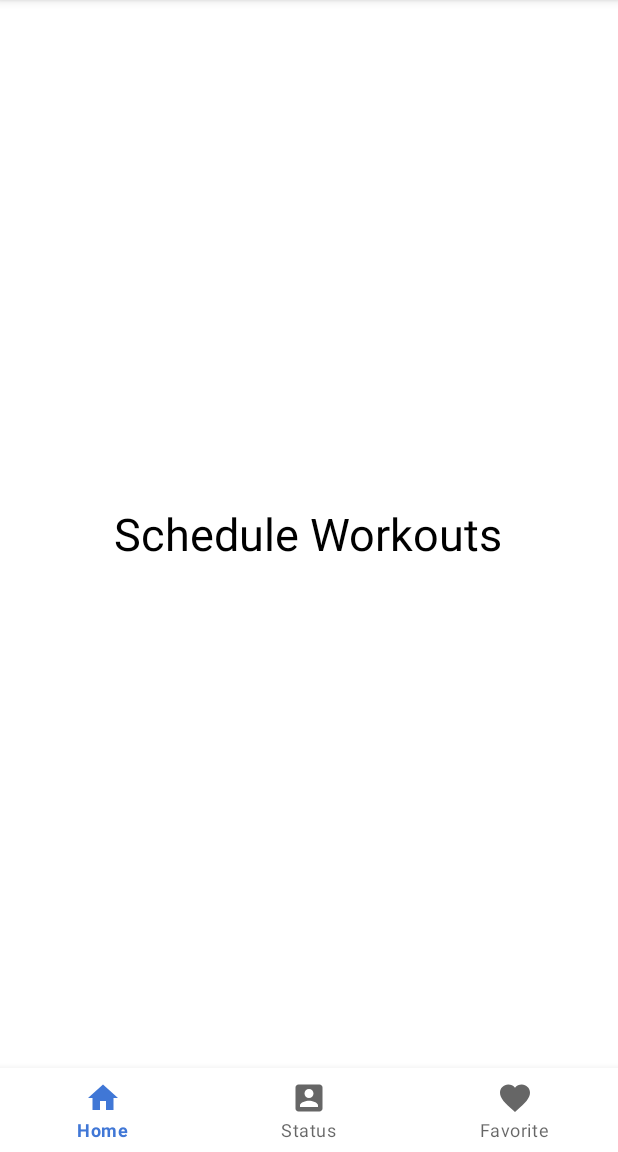
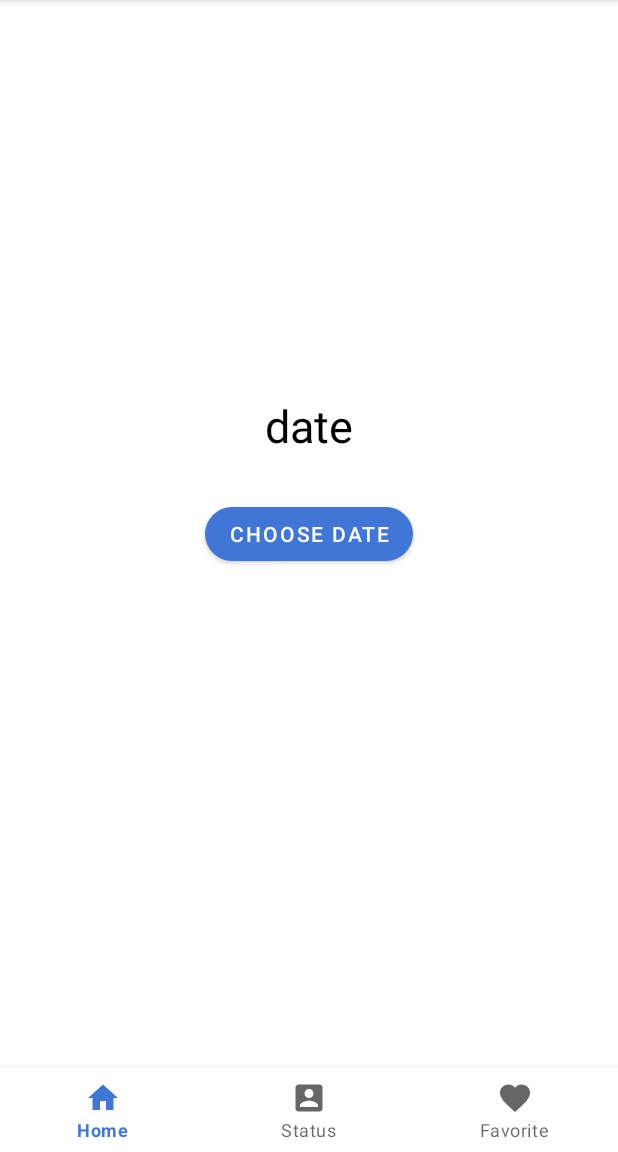
Before and after one commit to LiranFain22/FitUp, an Android app: the screen it shows after launch once a user with an empty profile is signed in (MainActivity), after a tap on "schedule Workouts", on a phone screen of 412 x 824 dp, the part 84-1236 px from its top. Run offline under Robolectric (Android 15) with nearby library versions, the phone set to English and light mode, and no system bars; our stand-ins replace Firebase (no records; nobody signed in at launch, a user with empty details on screens opened directly).

Commit message:
working on scheduleWorkouts

```diff
--- a/app/src/main/AndroidManifest.xml
+++ b/app/src/main/AndroidManifest.xml
@@ -3,7 +3,7 @@
     package="com.example.fitup">
 
     <application
-        android:name=".FitUp"
+        android:name=".JavaClasses.FitUp"
         android:allowBackup="true"
         android:icon="@drawable/ic_fitup"
         android:label="@string/app_name"
--- a/app/src/main/java/com/example/fitup/Fragments/Fragment_ScheduleWorkouts.java
+++ b/app/src/main/java/com/example/fitup/Fragments/Fragment_ScheduleWorkouts.java
@@ -1,17 +1,41 @@
 package com.example.fitup.Fragments;
 
+import android.app.DatePickerDialog;
+import android.content.Context;
 import android.os.Bundle;
 
+import androidx.annotation.NonNull;
+import androidx.annotation.Nullable;
+import androidx.fragment.app.DialogFragment;
 import androidx.fragment.app.Fragment;
+import androidx.fragment.app.FragmentActivity;
+import androidx.fragment.app.FragmentManager;
 
 import android.view.LayoutInflater;
 import android.view.View;
 import android.view.ViewGroup;
+import android.widget.DatePicker;
+import android.widget.TextView;
 
 import com.example.fitup.R;
+import com.google.android.material.button.MaterialButton;
+
+import java.text.DateFormat;
+import java.util.Calendar;
 
 
-public class Fragment_ScheduleWorkouts extends Fragment {
+public class Fragment_ScheduleWorkouts extends Fragment implements DatePickerDialog.OnDateSetListener {
+
+    private FragmentActivity myContext;
+
+    private TextView Fragment_scheduleWorkouts_LBL_chosenDate;
+    private MaterialButton Fragment_scheduleWorkouts_BTN_chooseDate;
+
+    @Override
+    public void onAttach(@NonNull Context context) {
+        myContext = (FragmentActivity) context;
+        super.onAttach(context);
+    }
 
     @Override
     public View onCreateView(LayoutInflater inflater, ViewGroup container,
@@ -19,4 +43,39 @@ public class Fragment_ScheduleWorkouts extends Fragment {
         // Inflate the layout for this fragment
         return inflater.inflate(R.layout.fragment__schedule_workouts, container, false);
     }
+
+    @Override
+    public void onViewCreated(@NonNull View view, @Nullable Bundle savedInstanceState) {
+        super.onViewCreated(view, savedInstanceState);
+
+        findViews(view);
+
+        setOnClickListenerDateButton();
+    }
+
+    @Override
+    public void onDateSet(DatePicker datePicker, int year, int month, int dayOfMonth) {
+        Calendar c = Calendar.getInstance();
+        c.set(Calendar.YEAR, year);
+        c.set(Calendar.MONTH, month);
+        c.set(Calendar.DAY_OF_MONTH, dayOfMonth);
+        String currentDateString = DateFormat.getDateInstance(DateFormat.FULL).format(c.getTime());
+
+        Fragment_scheduleWorkouts_LBL_chosenDate.setText(currentDateString);
+    }
+
+    private void setOnClickListenerDateButton() {
+        Fragment_scheduleWorkouts_BTN_chooseDate.setOnClickListener(new View.OnClickListener() {
+            @Override
+            public void onClick(View view) {
+                DialogFragment datePicker = new DatePickerFragment();
+                datePicker.show(getChildFragmentManager() , "date picker");
+            }
+        });
+    }
+
+    private void findViews(View view) {
+        Fragment_scheduleWorkouts_LBL_chosenDate = view.findViewById(R.id.Fragment_scheduleWorkouts_LBL_chosenDate);
+        Fragment_scheduleWorkouts_BTN_chooseDate = view.findViewById(R.id.Fragment_scheduleWorkouts_BTN_chooseDate);
+    }
 }
--- a/app/src/main/java/com/example/fitup/Fragments/Fragment_WaterUp.java
+++ b/app/src/main/java/com/example/fitup/Fragments/Fragment_WaterUp.java
@@ -14,7 +14,7 @@ import android.view.View;
 import android.view.ViewGroup;
 import android.widget.TextView;
 
-import com.example.fitup.FitUp;
+import com.example.fitup.JavaClasses.FitUp;
 import com.example.fitup.R;
 import com.google.android.material.button.MaterialButton;
 
--- a/app/src/main/java/com/example/fitup/FitUp.java
+++ b/app/src/main/java/com/example/fitup/JavaClasses/FitUp.java
@@ -1,4 +1,4 @@
-package com.example.fitup;
+package com.example.fitup.JavaClasses;
 
 import android.app.Application;
 import android.app.NotificationChannel;
--- a/app/src/main/res/layout/fragment__schedule_workouts.xml
+++ b/app/src/main/res/layout/fragment__schedule_workouts.xml
@@ -3,21 +3,36 @@
     xmlns:tools="http://schemas.android.com/tools"
     android:layout_width="match_parent"
     android:layout_height="match_parent"
+    xmlns:app="http://schemas.android.com/apk/res-auto"
     tools:context=".Fragments.Fragment_ScheduleWorkouts">
 
 
     <RelativeLayout
         android:layout_width="match_parent"
-        android:layout_height="wrap_content"
-        android:layout_gravity="center_vertical"
-        android:gravity="center_horizontal">
+        android:layout_height="match_parent" >
 
-         <TextView
+
+        <TextView
+            android:id="@+id/Fragment_scheduleWorkouts_LBL_chosenDate"
             android:layout_width="wrap_content"
             android:layout_height="wrap_content"
-            android:text="Schedule Workouts"
-            android:textColor="#000000"
-            android:textSize="30sp"/>
+            android:text="date"
+            android:textSize="30sp"
+            android:textColor="@android:color/black"
+            android:layout_above="@id/Fragment_scheduleWorkouts_BTN_chooseDate"
+            android:layout_centerHorizontal="true"
+            android:layout_marginBottom="28dp" />
+
+        <com.google.android.material.button.MaterialButton
+            android:id="@+id/Fragment_scheduleWorkouts_BTN_chooseDate"
+            android:layout_width="wrap_content"
+            android:layout_height="wrap_content"
+            android:text="Choose Date"
+            app:cornerRadius="50dp"
+            android:layout_centerHorizontal="true"
+            android:layout_centerVertical="true"/>
+
+
     </RelativeLayout>
 
 </FrameLayout>
```
Also changed, not shown: app/src/main/java/com/example/fitup/Fragments/DatePickerFragment.java (added, +26 -0 lines).
